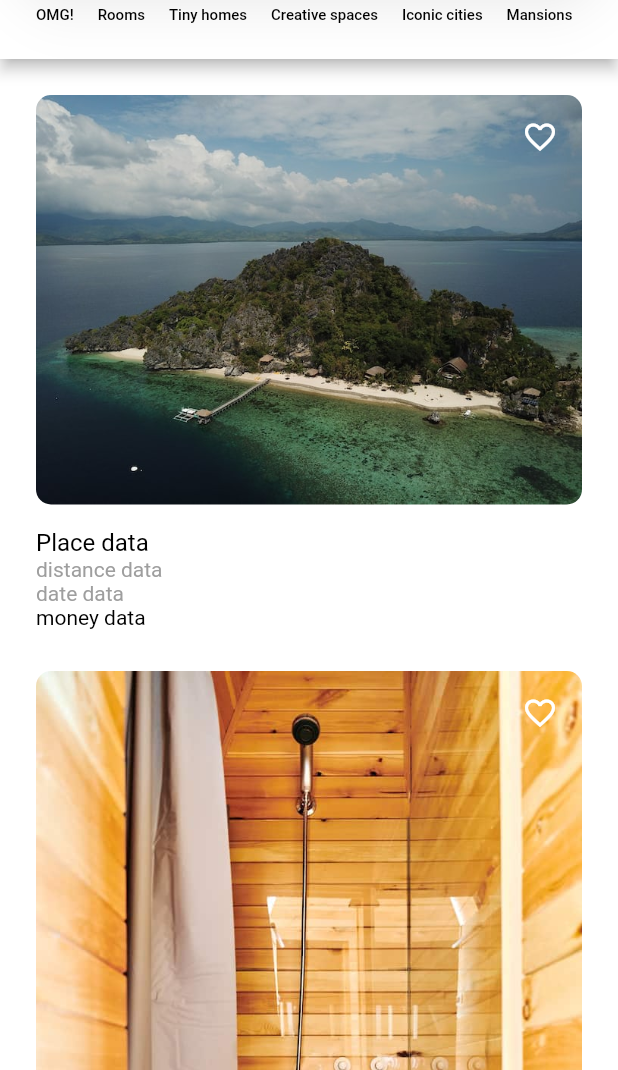
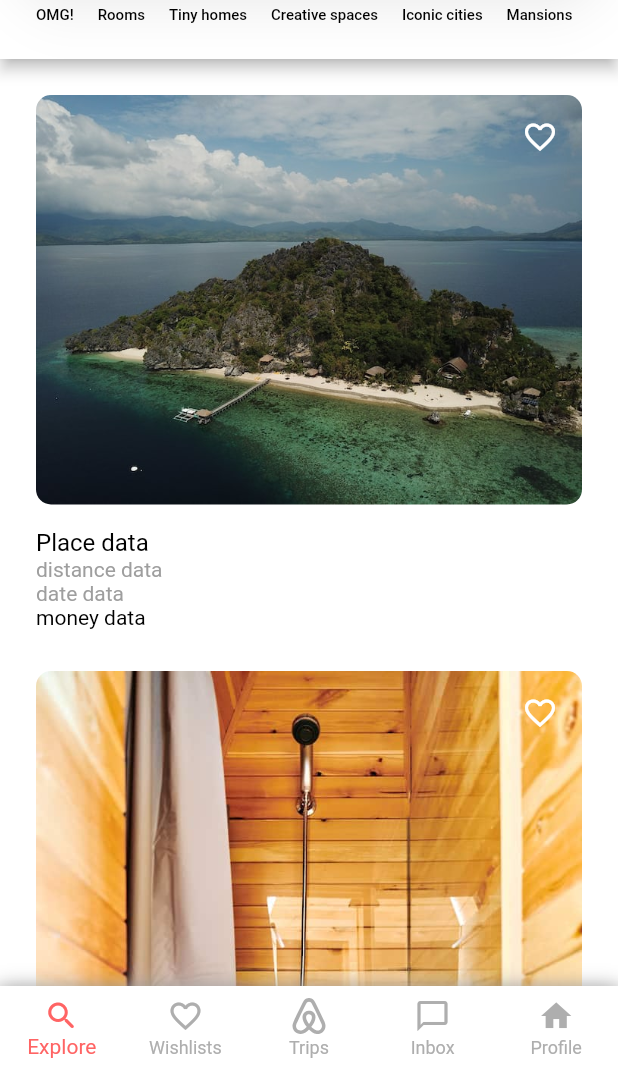
Before and after one commit to Kate941-su/airbnb_clone, a Flutter app: the screen it shows after launch, on a phone screen of 412 x 824 dp, the part 166-1236 px from its top. Run offline on Flutter 3.47's test engine with Material 2 defaults, Android fonts, the phone set to English and light mode, and no system bars; our stand-ins replace flutter_svg, freezed_annotation, hooks_riverpod.

Commit message:
create  bottom navigation bar

```diff
--- a/lib/appbar_icon_list.dart
+++ b/lib/appbar/appbar_icon_list.dart
@@ -1,6 +1,6 @@
 import 'package:flutter/material.dart';
 import 'package:hooks_riverpod/hooks_riverpod.dart';
-import 'package:flutter_training/appbar_icon_util.dart';
+import 'package:flutter_training/appbar/appbar_icon_util.dart';
 
 class AppbarIconList extends ConsumerWidget {
   const AppbarIconList({super.key});
--- a/lib/appbar_icon_util.dart
+++ b/lib/appbar/appbar_icon_util.dart
@@ -1,4 +1,4 @@
-import 'gen/assets.gen.dart';
+import '../gen/assets.gen.dart';
 import 'package:flutter/material.dart';
 
 List<String> appbarIconNameList = [
--- /dev/null
+++ b/lib/appbar/appbar_title_page.dart
@@ -0,0 +1,36 @@
+import 'package:hooks_riverpod/hooks_riverpod.dart';
+import 'package:flutter/material.dart';
+import 'appbar_icon_list.dart';
+import '../color/colors.dart';
+class AppbarTitlePage extends ConsumerWidget {
+  const AppbarTitlePage({super.key});
+
+  @override
+  Widget build(BuildContext context, WidgetRef ref) {
+    return Column(
+      children: [
+        const SizedBox.square(dimension: 24),
+        PhysicalShape(
+          color: AirbnbColor.white,
+          elevation: 18,
+          shadowColor: AirbnbColor.white,
+          clipper: ShapeBorderClipper(
+            shape: RoundedRectangleBorder(
+              borderRadius: BorderRadius.circular(50.0),
+            ),
+          ),
+          child: ListTile(
+            textColor: Colors.black,
+            iconColor: Colors.black,
+            leading: const Icon(Icons.search_rounded),
+            title: const Text('Where to?'),
+            subtitle: const Text('Anywhere・Any week・Add guests'),
+            trailing:
+                IconButton(onPressed: () {}, icon: const Icon(Icons.cable)),
+          ),
+        ),
+        const AppbarIconList(),
+      ],
+    );
+  }
+}
--- /dev/null
+++ b/lib/bottom_navigation_bar/bottom_navigation_bar_index.dart
@@ -0,0 +1,18 @@
+import 'package:freezed_annotation/freezed_annotation.dart';
+
+part 'bottom_navigation_bar_index.freezed.dart';
+
+enum BottomNavigationBarKind {
+  explore,
+  wishLists,
+  trips,
+  inbox,
+  profile,
+}
+
+@freezed
+class BottomNavigationBarIndex with _$BottomNavigationBarIndex {
+  const factory BottomNavigationBarIndex({
+    @Default(0) int index,
+  }) = _BottomNavigationBarIndex;
+}
--- /dev/null
+++ b/lib/bottom_navigation_bar/bottom_navigation_bar_items.dart
@@ -0,0 +1,71 @@
+import 'package:flutter/material.dart';
+import 'package:flutter_svg/flutter_svg.dart';
+import 'package:flutter_training/bottom_navigation_bar/bottom_navigation_bar_index.dart';
+import 'package:flutter_training/bottom_navigation_bar/bottom_navigation_bar_provider.dart';
+import 'package:hooks_riverpod/hooks_riverpod.dart';
+import '../gen/assets.gen.dart';
+import '../color/colors.dart';
+
+class BottomNavigationBarPage extends ConsumerWidget {
+  const BottomNavigationBarPage({super.key});
+
+  @override
+  Widget build(BuildContext context, WidgetRef ref) {
+    final bottomNavigationBarIndex =
+        ref.watch(bottomNavigationBarIndexProvider);
+    return Container(
+      decoration: BoxDecoration(
+        color: AirbnbColor.white,
+        boxShadow: <BoxShadow>[
+          BoxShadow(
+            color: AirbnbColor.grey,
+            blurRadius: 10,
+          ),
+        ],
+      ),
+      child: BottomNavigationBar(
+        elevation: 10,
+        type: BottomNavigationBarType.fixed,
+        currentIndex: bottomNavigationBarIndex.index,
+        unselectedItemColor: AirbnbColor.grey,
+        selectedItemColor: AirbnbColor.red,
+        items: <BottomNavigationBarItem>[
+          const BottomNavigationBarItem(
+            icon: Icon(Icons.search_rounded),
+            label: 'Explore',
+          ),
+          const BottomNavigationBarItem(
+            icon: Icon(Icons.favorite_outline),
+            label: 'Wishlists',
+          ),
+          BottomNavigationBarItem(
+            icon: SvgPicture.asset(
+              Assets.icons.iconAirbnb.path,
+              color: bottomNavigationBarIndex.index ==
+                      BottomNavigationBarKind.trips.index
+                  ? AirbnbColor.red
+                  : AirbnbColor.grey,
+              width: 24,
+              height: 24,
+            ),
+            label: 'Trips',
+          ),
+          const BottomNavigationBarItem(
+            icon: Icon(
+              Icons.chat_bubble_outline,
+            ),
+            label: 'Inbox',
+          ),
+          const BottomNavigationBarItem(
+            icon: Icon(Icons.home),
+            label: 'Profile',
+          ),
+        ],
+        onTap: (int index) {
+          ref.read(bottomNavigationBarIndexProvider.notifier).setSelectedItem(index);
+        },
+        backgroundColor: AirbnbColor.white,
+      ),
+    );
+  }
+}
--- /dev/null
+++ b/lib/bottom_navigation_bar/bottom_navigation_bar_provider.dart
@@ -0,0 +1,7 @@
+import 'package:hooks_riverpod/hooks_riverpod.dart';
+import 'bottom_navigation_bar_index.dart';
+import 'bottom_navigation_bar_view_model.dart';
+
+final bottomNavigationBarIndexProvider = StateNotifierProvider<
+    BottomNavigationBarIndexNotifier,
+    BottomNavigationBarIndex>((ref) => BottomNavigationBarIndexNotifier());
--- /dev/null
+++ b/lib/color/colors.dart
@@ -0,0 +1,7 @@
+import 'package:flutter/material.dart';
+
+class AirbnbColor {
+  static Color get grey=> const Color(0XFFAEAEAE);
+  static Color get white=> const Color(0XFFFFFFFF);
+  static Color get red => const Color(0XFFFF6464);
+}
--- a/lib/main.dart
+++ b/lib/main.dart
@@ -1,9 +1,12 @@
 import 'package:flutter/material.dart';
 import 'package:flutter/rendering.dart';
-import 'package:flutter_training/appbar_icon_list.dart';
+import 'package:flutter_training/appbar/appbar_icon_list.dart';
+import 'package:flutter_training/appbar/appbar_title_page.dart';
+import 'package:flutter_training/bottom_navigation_bar/bottom_navigation_bar_items.dart';
 import 'package:flutter_training/main_list.dart';
 import 'package:hooks_riverpod/hooks_riverpod.dart';
 import 'gen/assets.gen.dart';
+import 'color/colors.dart';
 
 void main() {
   runApp(const ProviderScope(child: MyApp()));
@@ -20,34 +23,12 @@ class MyApp extends ConsumerWidget {
       home: Scaffold(
         /// TODO auto choice underline
         appBar: AppBar(
-            toolbarHeight: 150,
-            backgroundColor: Colors.white,
-            title: Column(
-              children: [
-                const SizedBox.square(dimension: 24),
-                PhysicalShape(
-                  color: Colors.white,
-                  elevation: 18,
-                  shadowColor: Colors.white,
-                  clipper: ShapeBorderClipper(
-                    shape: RoundedRectangleBorder(
-                      borderRadius: BorderRadius.circular(50.0),
-                    ),
-                  ),
-                  child: ListTile(
-                    textColor: Colors.black,
-                    iconColor: Colors.black,
-                    leading: const Icon(Icons.search_rounded),
-                    title: const Text('Where to?'),
-                    subtitle: const Text('Anywhere・Any week・Add guests'),
-                    trailing: IconButton(
-                        onPressed: () {}, icon: const Icon(Icons.cable)),
-                  ),
-                ),
-               const AppbarIconList(),
-              ],
-            )),
-        body: MainList(),
+          toolbarHeight: 150,
+          backgroundColor: AirbnbColor.white,
+          title: const AppbarTitlePage(),
+        ),
+        body: const MainList(),
+        bottomNavigationBar: const BottomNavigationBarPage(),
       ),
     );
   }
--- /dev/null
+++ b/lib/main_illust_parts.dart
@@ -0,0 +1,32 @@
+import 'package:hooks_riverpod/hooks_riverpod.dart';
+import 'package:flutter/material.dart';
+import 'main_util.dart';
+
+class MainIllustParts extends ConsumerWidget {
+  const MainIllustParts({required this.index, super.key});
+
+  final int index;
+
+  @override
+  Widget build(BuildContext context, WidgetRef ref) {
+    return Padding(
+      padding: const EdgeInsets.only(left: 24, right: 24, top: 24, bottom: 12),
+      child: ClipRRect(
+        borderRadius: BorderRadius.circular(10),
+        child: Stack(
+          alignment: Alignment.topRight,
+          children: [
+            thumbnailImageList[index],
+            Padding(
+              padding: const EdgeInsets.all(4.0),
+              child: IconButton(
+                onPressed: () {},
+                icon: const Icon(Icons.favorite_outline),
+              ),
+            ),
+          ],
+        ),
+      ),
+    );
+  }
+}
--- a/lib/main_list.dart
+++ b/lib/main_list.dart
@@ -1,6 +1,9 @@
+import 'package:flutter_training/main_illust_parts.dart';
+import 'package:flutter_training/main_text_parts.dart';
 import 'package:flutter_training/main_util.dart';
 import 'package:hooks_riverpod/hooks_riverpod.dart';
 import 'package:flutter/material.dart';
+import 'color/colors.dart';
 
 class MainList extends ConsumerWidget {
   const MainList({super.key});
@@ -8,7 +11,7 @@ class MainList extends ConsumerWidget {
   @override
   Widget build(BuildContext context, WidgetRef ref) {
     return Container(
-      color: Colors.white,
+      color: AirbnbColor.white,
       child: (ListView.builder(
           itemCount: thumbnailImageList.length,
           itemBuilder: (context, index) {
@@ -27,57 +30,8 @@ class MainContent extends ConsumerWidget {
   Widget build(BuildContext context, WidgetRef ref) {
     return Column(
       children: [
-        Padding(
-          padding:
-              const EdgeInsets.only(left: 24, right: 24, top: 24, bottom: 12),
-          child: ClipRRect(
-            borderRadius: BorderRadius.circular(10),
-            child: Stack(
-              alignment: Alignment.topRight,
-              children: [
-                thumbnailImageList[index],
-                Padding(
-                  padding: const EdgeInsets.all(4.0),
-                  child: IconButton(
-                    onPressed: () {},
-                    icon: const Icon(Icons.favorite_outline),
-                  ),
-                ),
-              ],
-            ),
-          ),
-        ),
-        const Column(
-          crossAxisAlignment: CrossAxisAlignment.start,
-          children: [
-            Padding(
-              padding: EdgeInsets.symmetric(horizontal: 8.0),
-              child: ListTile(
-                title: Text(
-                  'Place data',
-                  style: TextStyle(color: Colors.black),
-                ),
-                subtitle: Column(
-                  crossAxisAlignment: CrossAxisAlignment.start,
-                  children: [
-                    Text(
-                      'distance data',
-                      style: TextStyle(color: Colors.grey),
-                    ),
-                    Text(
-                      'date data',
-                      style: TextStyle(color: Colors.grey),
-                    ),
-                    Text(
-                      'money data',
-                      style: TextStyle(color: Colors.black),
-                    ),
-                  ],
-                ),
-              ),
-            ),
-          ],
-        ),
+        MainIllustParts(index: index),
+        const MainTextParts(),
       ],
     );
   }
--- /dev/null
+++ b/lib/main_text_parts.dart
@@ -0,0 +1,41 @@
+import 'package:flutter/material.dart';
+import 'package:hooks_riverpod/hooks_riverpod.dart';
+
+class MainTextParts extends ConsumerWidget {
+  const MainTextParts({super.key});
+
+  @override
+  Widget build(BuildContext context, WidgetRef ref) {
+    return const Column(
+      crossAxisAlignment: CrossAxisAlignment.start,
+      children: [
+        Padding(
+          padding: EdgeInsets.symmetric(horizontal: 8.0),
+          child: ListTile(
+            title: Text(
+              'Place data',
+              style: TextStyle(color: Colors.black),
+            ),
+            subtitle: Column(
+              crossAxisAlignment: CrossAxisAlignment.start,
+              children: [
+                Text(
+                  'distance data',
+                  style: TextStyle(color: Colors.grey),
+                ),
+                Text(
+                  'date data',
+                  style: TextStyle(color: Colors.grey),
+                ),
+                Text(
+                  'money data',
+                  style: TextStyle(color: Colors.black),
+                ),
+              ],
+            ),
+          ),
+        ),
+      ],
+    );
+  }
+}
```
Also changed, not shown: lib/bottom_navigation_bar/bottom_navigation_bar_view_model.dart (added, +12 -0 lines), lib/gen/assets.gen.dart (+68 -1 lines), pubspec.yaml (+5 -27 lines), assets/icons/icon_airbnb.svg (added), lib/bottom_navigation_bar/bottom_navigation_bar_index.freezed.dart (added), pubspec.lock.
